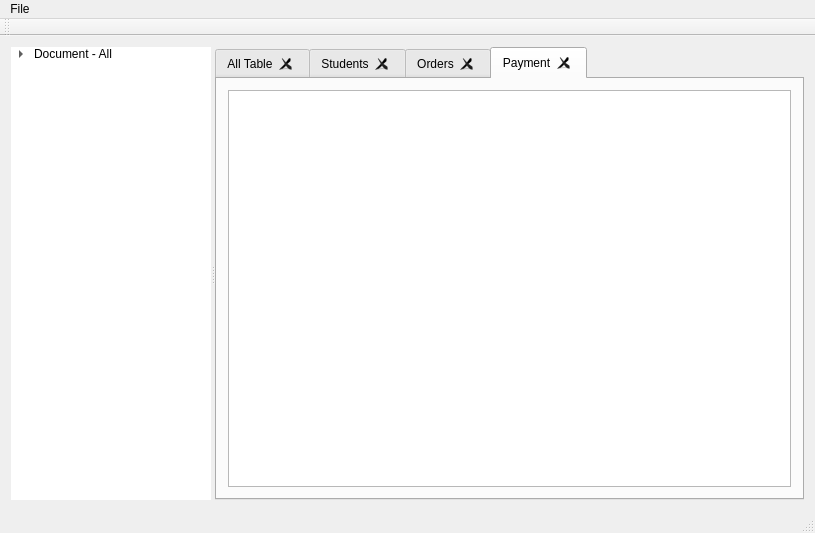
Old version of the form mainwindow.ui in the repository sadovskiy/sysman.
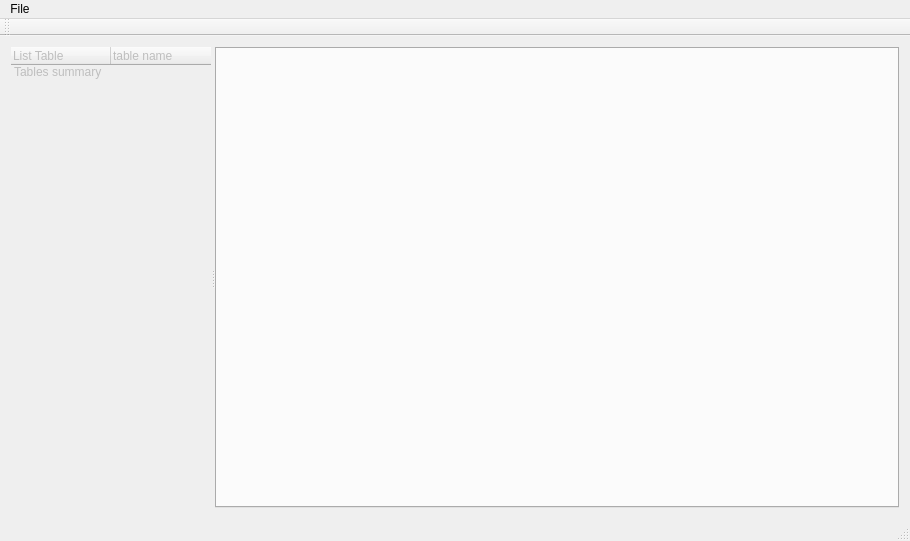
New version of the form. Icons and pictures are not drawn.

```diff
--- a/mainwindow.ui
+++ b/mainwindow.ui
@@ -6,8 +6,8 @@
    <rect>
     <x>0</x>
     <y>0</y>
-    <width>815</width>
-    <height>533</height>
+    <width>910</width>
+    <height>541</height>
    </rect>
   </property>
   <property name="windowTitle">
@@ -33,6 +33,9 @@
        <enum>Qt::Horizontal</enum>
       </property>
       <widget class="QTreeWidget" name="treeWidget">
+       <property name="enabled">
+        <bool>false</bool>
+       </property>
        <property name="sizePolicy">
         <sizepolicy hsizetype="Minimum" vsizetype="Expanding">
          <horstretch>0</horstretch>
@@ -79,7 +82,7 @@
         <number>-1</number>
        </property>
        <property name="rootIsDecorated">
-        <bool>true</bool>
+        <bool>false</bool>
        </property>
        <property name="uniformRowHeights">
         <bool>true</bool>
@@ -97,17 +100,37 @@
         <bool>true</bool>
        </property>
        <property name="headerHidden">
+        <bool>false</bool>
+       </property>
+       <property name="expandsOnDoubleClick">
+        <bool>false</bool>
+       </property>
+       <property name="columnCount">
+        <number>2</number>
+       </property>
+       <attribute name="headerVisible">
         <bool>true</bool>
-       </property>
+       </attribute>
        <column>
         <property name="text">
-         <string>List Documents</string>
+         <string>List Table</string>
+        </property>
+       </column>
+       <column>
+        <property name="text">
+         <string notr="true">table name</string>
         </property>
        </column>
        <item>
         <property name="text">
-         <string>Document - All</string>
+         <string>Tables summary</string>
         </property>
+        <property name="text">
+         <string notr="true"/>
+        </property>
+        <property name="flags">
+         <set>ItemIsSelectable|ItemIsDragEnabled|ItemIsUserCheckable|ItemIsEnabled|ItemIsTristate</set>
+        </property>
         <item>
          <property name="text">
           <string>Input Document</string>
@@ -121,6 +144,9 @@
        </item>
       </widget>
       <widget class="QTabWidget" name="tabWidget">
+       <property name="tabPosition">
+        <enum>QTabWidget::North</enum>
+       </property>
        <property name="tabShape">
         <enum>QTabWidget::Rounded</enum>
        </property>
@@ -139,83 +165,6 @@
        <property name="movable">
         <bool>true</bool>
        </property>
-       <widget class="QWidget" name="tabMain">
-        <attribute name="title">
-         <string>All Table</string>
-        </attribute>
-        <layout class="QGridLayout" name="gridLayout">
-         <item row="0" column="0">
-          <widget class="QTableView" name="tableView">
-           <attribute name="horizontalHeaderShowSortIndicator" stdset="0">
-            <bool>true</bool>
-           </attribute>
-          </widget>
-         </item>
-        </layout>
-       </widget>
-       <widget class="QWidget" name="tabStudents">
-        <attribute name="title">
-         <string>Students</string>
-        </attribute>
-        <layout class="QGridLayout" name="gridLayout_3">
-         <item row="0" column="0">
-          <widget class="QTableView" name="tableView_2">
-           <attribute name="horizontalHeaderShowSortIndicator" stdset="0">
-            <bool>true</bool>
-           </attribute>
-          </widget>
-         </item>
-        </layout>
-       </widget>
-       <widget class="QWidget" name="tabOrders">
-        <attribute name="title">
-         <string>Orders</string>
-        </attribute>
-        <layout class="QGridLayout" name="gridLayout_4">
-         <item row="0" column="0">
-          <widget class="QTableView" name="tableView_3">
-           <attribute name="horizontalHeaderShowSortIndicator" stdset="0">
-            <bool>true</bool>
-           </attribute>
-          </widget>
-         </item>
-        </layout>
-       </widget>
-       <widget class="QWidget" name="tabPayment">
-        <attribute name="title">
-         <string>Payment</string>
-        </attribute>
-        <layout class="QGridLayout" name="gridLayout_5">
-         <item row="0" column="0">
-          <widget class="QTableView" name="tableView_4">
-           <property name="dragEnabled">
-            <bool>true</bool>
-           </property>
-           <property name="dragDropMode">
-            <enum>QAbstractItemView::DragDrop</enum>
-           </property>
-           <property name="defaultDropAction">
-            <enum>Qt::CopyAction</enum>
-           </property>
-           <property name="alternatingRowColors">
-            <bool>false</bool>
-           </property>
-           <property name="gridStyle">
-            <enum>Qt::SolidLine</enum>
-           </property>
-           <attribute name="horizontalHeaderShowSortIndicator" stdset="0">
-            <bool>true</bool>
-           </attribute>
-           <attribute name="horizontalHeaderStretchLastSection">
-            <bool>true</bool>
-           </attribute>
-           <attribute name="verticalHeaderShowSortIndicator" stdset="0">
-            <bool>false</bool>
-           </attribute>
-          </widget>
-         </item>
-        </layout>
-       </widget>
       </widget>
      </widget>
     </item>
@@ -226,7 +175,7 @@
     <rect>
      <x>0</x>
      <y>0</y>
-     <width>815</width>
+     <width>910</width>
      <height>24</height>
     </rect>
    </property>
```
Left out of the diff: 72 changed lines with no effect on the pictures.
